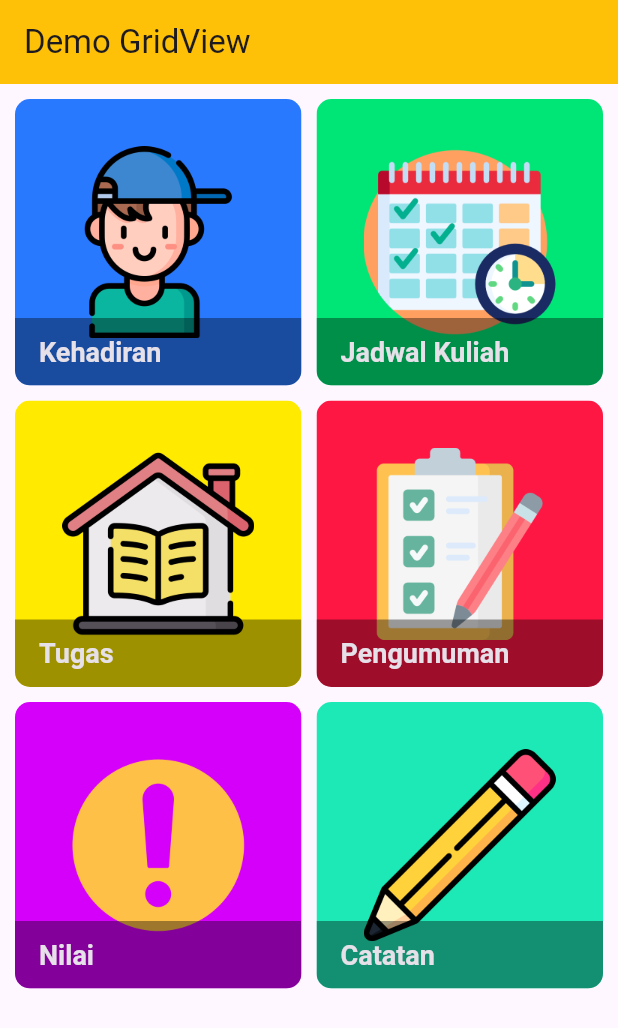
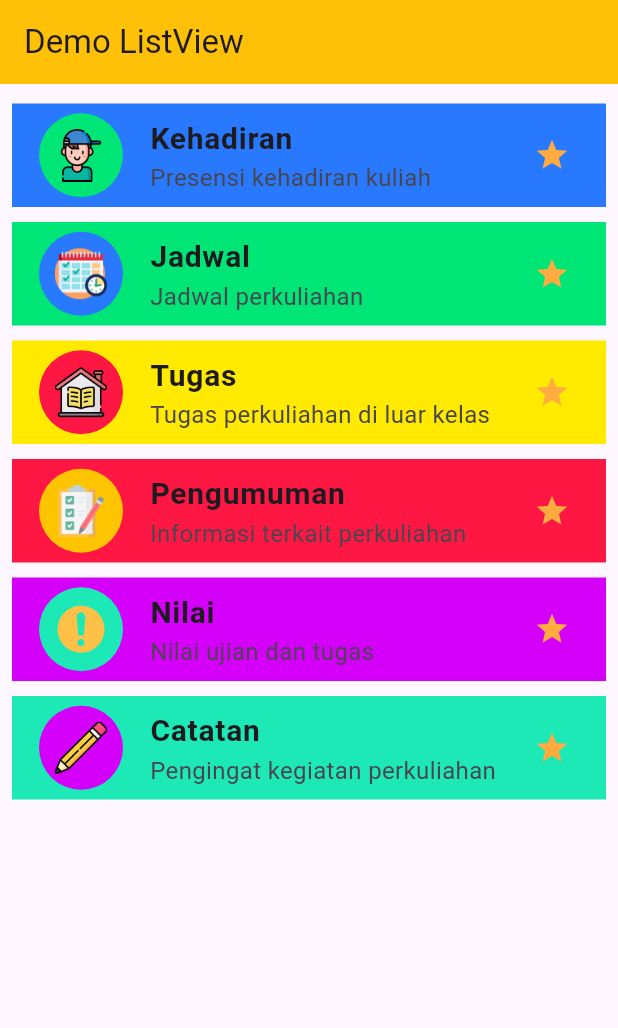
Before and after one commit to hanifahifa/PRAKTIKUM_MOBILE, a Flutter app: the screen it shows after launch, on a phone screen of 412 x 824 dp. Shown: the top 1028 px of the screen. Run offline on Flutter 3.47's test engine with Material 3 defaults, Android fonts, the phone set to English and light mode, and no system bars.

Commit message:
new push list view

```diff
--- a/lib/main.dart
+++ b/lib/main.dart
@@ -8,51 +8,56 @@
   @override
   Widget build(BuildContext context) {
     return MaterialApp(
-      title: 'Demo GridView',
+      title: 'Demo ListView',
       home: Scaffold(
         appBar: AppBar(
-          title: const Text('Demo GridView'),
+          title: const Text('Demo ListView'),
           backgroundColor: Colors.amber,
         ),
-        body: GridView(
-          padding: const EdgeInsets.all(10),
-          gridDelegate: const SliverGridDelegateWithFixedCrossAxisCount(
-            crossAxisCount: 2,
-            mainAxisSpacing: 10,
-            crossAxisSpacing: 10,
-          ),
-          scrollDirection: Axis.vertical,
-          physics: const NeverScrollableScrollPhysics(),
+        body: ListView(
+          padding: const EdgeInsets.all(8),
           children: [
-            tile(
+            listTile(
               Colors.blueAccent.shade400,
+              Colors.greenAccent.shade400,
+              'Kehadiran',
+              'Presensi kehadiran kuliah',
               'assets/icon/boy.png',
-              'Kehadiran',
             ),
-            tile(
+            listTile(
               Colors.greenAccent.shade400,
+              Colors.blueAccent.shade400,
+              'Jadwal',
+              'Jadwal perkuliahan',
               'assets/icon/timetable.png',
-              'Jadwal Kuliah',
             ),
-            tile(
+            listTile(
               Colors.yellowAccent.shade400,
+              Colors.redAccent.shade400,
+              'Tugas',
+              'Tugas perkuliahan di luar kelas',
               'assets/icon/homeschooling.png',
-              'Tugas',
             ),
-            tile(
+            listTile(
               Colors.redAccent.shade400,
+              Colors.amberAccent.shade400,
+              'Pengumuman',
+              'Informasi terkait perkuliahan',
               'assets/icon/checklist.png',
-              'Pengumuman',
             ),
-            tile(
+            listTile(
               Colors.purpleAccent.shade400,
+              Colors.tealAccent.shade400,
+              'Nilai',
+              'Nilai ujian dan tugas',
               'assets/icon/warning.png',
-              'Nilai',
             ),
-            tile(
+            listTile(
               Colors.tealAccent.shade400,
+              Colors.purpleAccent.shade400,
+              'Catatan',
+              'Pengingat kegiatan perkuliahan',
               'assets/icon/pencil.png',
-              'Catatan',
             ),
           ],
         ),
@@ -61,24 +66,28 @@
   }
 }
 
-ClipRRect tile(Color warnaKotak, String gambar, String judul) {
-  return ClipRRect(
-    borderRadius: BorderRadius.circular(10),
-    child: Container(
-      color: warnaKotak,
-      child: GridTile(
-        footer: SizedBox(
-          height: 45,
-          child: GridTileBar(
-            backgroundColor: Colors.black38,
-            title: Text(
-              judul,
-              style: const TextStyle(fontSize: 18, fontWeight: FontWeight.bold),
-            ),
-          ),
-        ),
-        child: Image.asset(gambar, scale: 4),
+Container listTile(
+  Color warna,
+  Color warnaAvatar,
+  String judul,
+  String subjudul,
+  String gambar,
+) {
+  return Container(
+    padding: const EdgeInsets.symmetric(vertical: 5),
+    child: ListTile(
+      tileColor: warna,
+      title: Text(
+        judul,
+        style: const TextStyle(fontSize: 20, fontWeight: FontWeight.bold),
       ),
+      subtitle: Text(subjudul, style: const TextStyle(fontSize: 16)),
+      leading: CircleAvatar(
+        radius: 30,
+        backgroundColor: warnaAvatar,
+        child: Image.asset(gambar, width: 35, height: 35),
+      ),
+      trailing: const Icon(Icons.star, color: Colors.orangeAccent),
     ),
   );
 }
```
